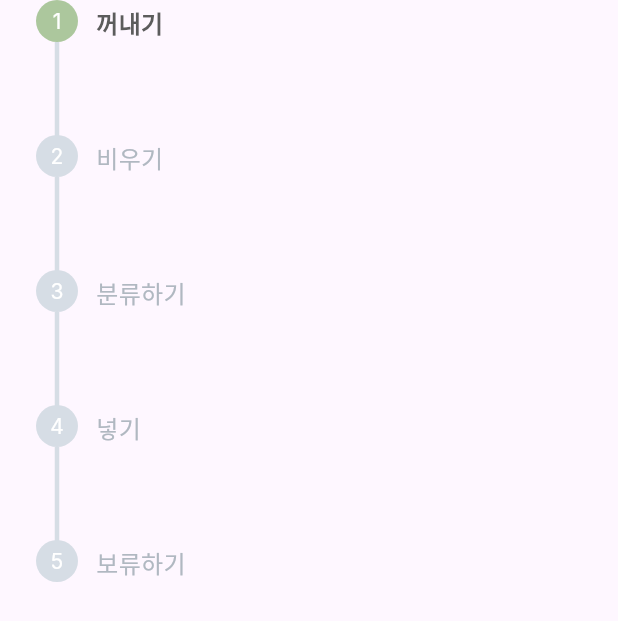
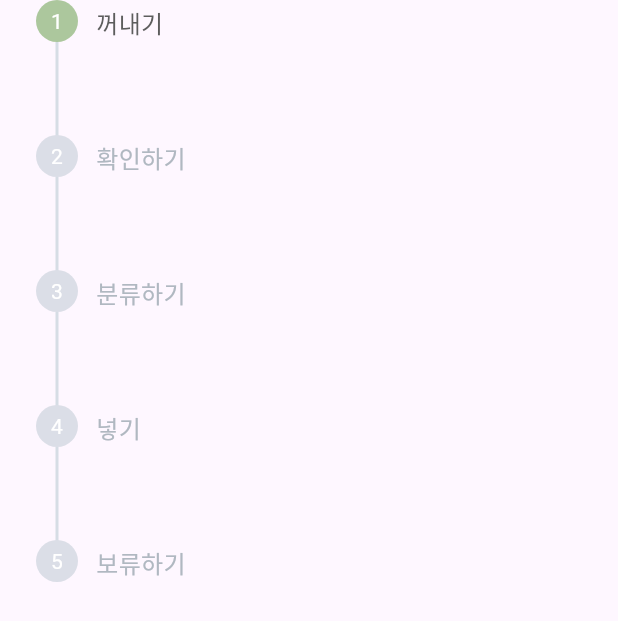
Before and after one commit to Mu-swu/Mu-Flutter, a Flutter app: the StepNavigation widget shown alone on an empty page, opened directly with empty values, on a phone screen of 412 x 824 dp. Shown: the top 621 px of the screen. Run offline on Flutter 3.47's test engine with Material 3 defaults, Android fonts, the phone set to English and light mode, and no system bars; our stand-ins replace camera, drift, fl_chart, flutter_dotenv, flutter_slidable, flutter_svg and 6 more; missing offline and left inert: tflite_flutter; accounts and stored records are empty; generated files the repository leaves out were written again; network calls fail; Roboto replaces fonts that are missing (Inter, Pretendard, PretendardRegular).

Commit message:
refactor: 감정형 세부 ui 수정

```diff
--- a/lib/widgets/step_navigation.dart
+++ b/lib/widgets/step_navigation.dart
@@ -10,15 +10,7 @@ class StepNavigation extends StatelessWidget {
     required this.missionType,
   }) : super(key: key);
 
-  final List<String> stepTitles = const [
-    '꺼내기',
-    '비우기',
-    '분류하기',
-    '넣기',
-    '보류하기',
-  ];
-
-
+  final List<String> stepTitles = const ['꺼내기', '확인하기', '분류하기', '넣기', '보류하기'];
 
   @override
   Widget build(BuildContext context) {
@@ -26,7 +18,7 @@ class StepNavigation extends StatelessWidget {
       padding: const EdgeInsets.only(left: 24.0),
       child: SizedBox(
         width: 189,
-        height: 480,
+        height: 424,
         child: Stack(
           children: [
             for (int index = 0; index < stepTitles.length; index++)
@@ -45,10 +37,10 @@ class StepNavigation extends StatelessWidget {
     Color selectedColor;
     switch (missionType) {
       case 'bas':
-        selectedColor = const Color(0xFFC484EF);
+        selectedColor = const Color(0xFFDB84EF);
         break;
       case 'gam':
-        selectedColor = const Color(0xFFFFB472);
+        selectedColor = const Color(0xFFFFB172);
         break;
       case 'mol':
       default:
@@ -61,14 +53,13 @@ class StepNavigation extends StatelessWidget {
       child: Row(
         crossAxisAlignment: CrossAxisAlignment.start,
         children: [
-          // 원 + 선
           Column(
             children: [
               Container(
                 width: 28,
                 height: 28,
                 decoration: ShapeDecoration(
-                  color: isCurrent ? selectedColor : const Color(0xFFD6DDE5),
+                  color: isCurrent ? selectedColor : const Color(0xFFDBDEE7),
                   shape: const OvalBorder(),
                 ),
                 alignment: Alignment.center,
@@ -77,16 +68,14 @@ class StepNavigation extends StatelessWidget {
                   style: const TextStyle(
                     color: Colors.white,
                     fontSize: 14,
-                    fontFamily: 'Inter',
-                    fontWeight: FontWeight.w400,
+                    fontFamily: 'PretendardSemiBold',
                   ),
                 ),
               ),
-              // 아래 선 (마지막이 아니면)
               if (!isLast)
                 Container(
-                  width: 3,
-                  height: 65, // 선의 길이
+                  width: 2,
+                  height: 65,
                   color: const Color(0xFFD6DDE5),
                 ),
             ],
@@ -94,16 +83,18 @@ class StepNavigation extends StatelessWidget {
 
           const SizedBox(width: 12),
 
-          // 텍스트
           Padding(
-            padding: const EdgeInsets.only(top: 4.0), // 텍스트 위치 보정
+            padding: const EdgeInsets.only(top: 4.0),
             child: Text(
               stepTitles[index],
               style: TextStyle(
                 fontSize: 16,
-                fontFamily: 'Pretendard',
-                fontWeight: isCurrent ? FontWeight.w600 : FontWeight.w400,
-                color: isCurrent ? const Color(0xFF5C5C5C) : const Color(0xFFB0B8C1),
+                fontFamily:
+                    isCurrent ? 'PretendardSemiBold' : 'PretendardRegular',
+                color:
+                    isCurrent
+                        ? const Color(0xFF5D5D5D)
+                        : const Color(0xFFB0B8C1),
               ),
             ),
           ),
```
Also changed, not shown: lib/MissionStepPage.dart (+59 -95 lines), lib/widgets/tts_text_box.dart (+6 -2 lines).
